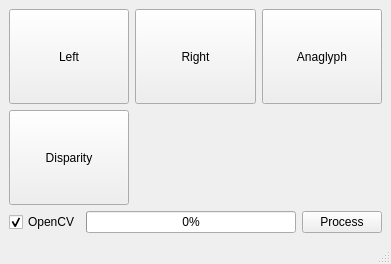
This is mainwindow.ui in IvanTsantsarov/Stereo as Qt 5 draws it before an edit. The edited form follows.
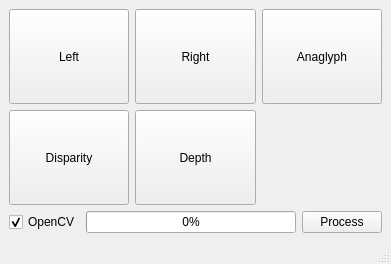
This is the edited form.

Commit message: OpenCV Disparity and Depth map generation implemented, but buggy

The edit to the form file:
```diff
--- a/mainwindow.ui
+++ b/mainwindow.ui
@@ -69,6 +69,19 @@
         </property>
        </widget>
       </item>
+      <item row="1" column="1">
+       <widget class="QPushButton" name="btnDepth">
+        <property name="sizePolicy">
+         <sizepolicy hsizetype="Expanding" vsizetype="Expanding">
+          <horstretch>0</horstretch>
+          <verstretch>0</verstretch>
+         </sizepolicy>
+        </property>
+        <property name="text">
+         <string>Depth</string>
+        </property>
+       </widget>
+      </item>
      </layout>
     </item>
     <item row="1" column="0">
```
The commit also changes 4 other files.
